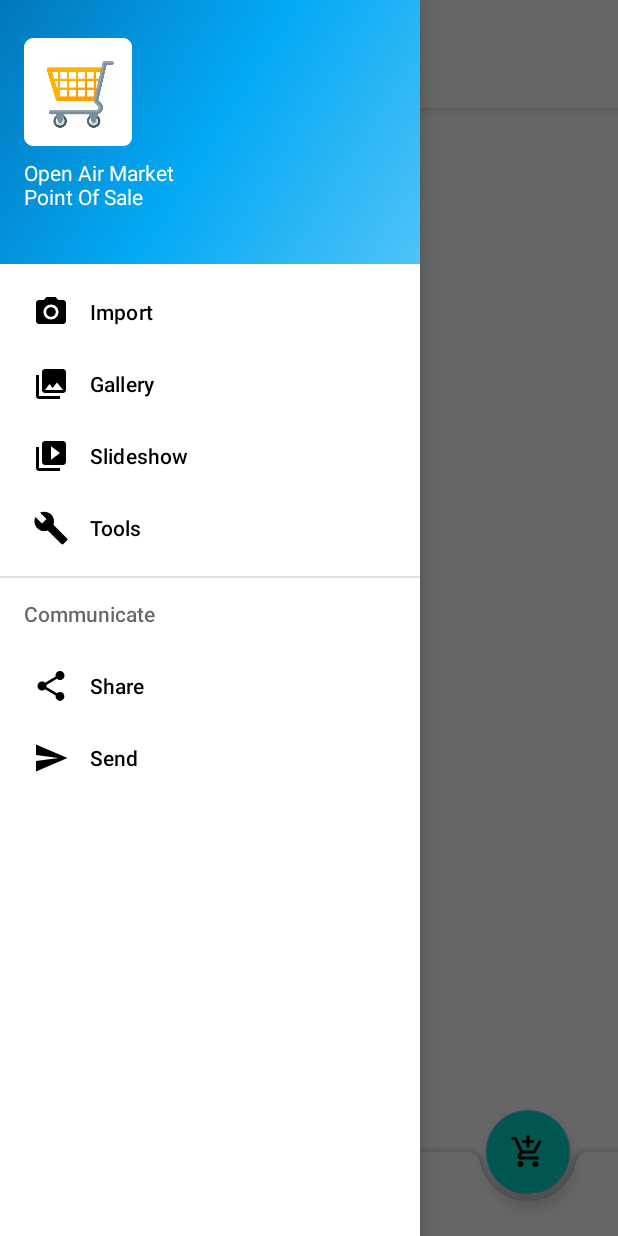
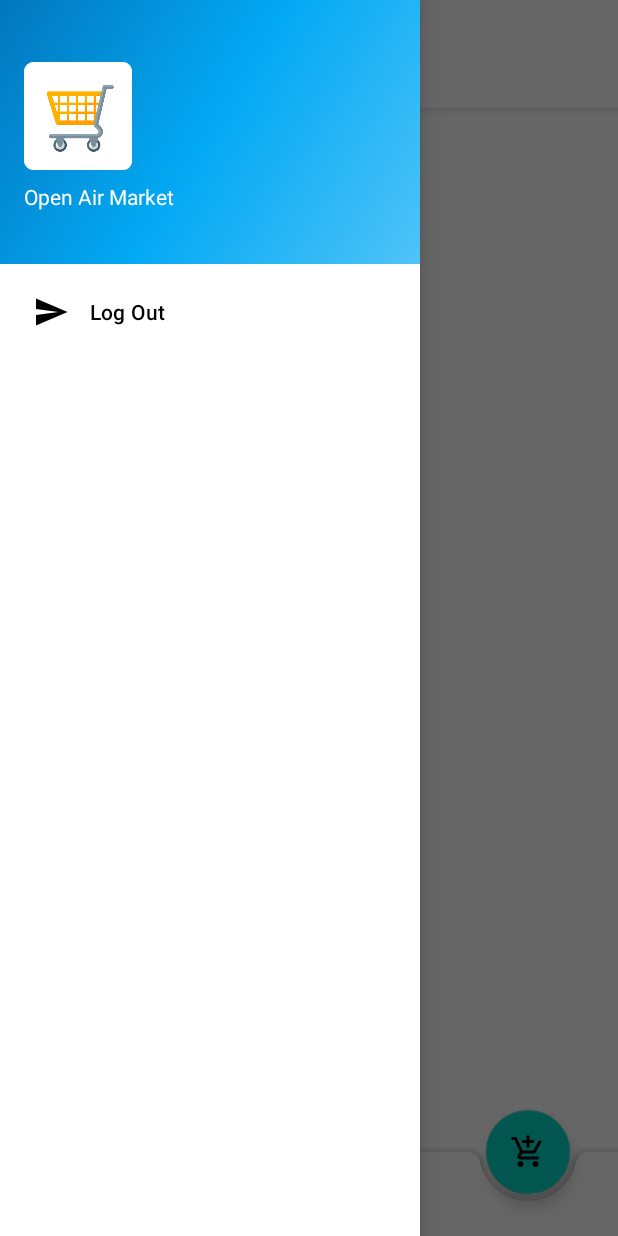
Before and after one commit to encomp/openairmarketcloud, an Android app: the screen it shows after launch once a user with an empty profile is signed in (MainActivity), with the side drawer open, on a phone screen of 412 x 824 dp. Run offline under Robolectric (Android 15) with nearby library versions, the phone set to English and light mode, and no system bars; our stand-ins replace ButterKnife, Dagger/Hilt's generated code, Firebase (no records; nobody signed in at launch, a user with empty details on screens opened directly), Timber; libraries missing offline, so code that uses them is left out: com.google.auto.value; 19 statements that could not run were skipped.

Commit message:
Fixing style labels.

```diff
--- a/app/src/main/res/menu/activity_main_drawer.xml
+++ b/app/src/main/res/menu/activity_main_drawer.xml
@@ -5,34 +5,9 @@
 
     <group android:checkableBehavior="single">
         <item
-            android:id="@+id/nav_camera"
-            android:icon="@drawable/ic_menu_camera"
-            android:title="Import" />
-        <item
-            android:id="@+id/nav_gallery"
-            android:icon="@drawable/ic_menu_gallery"
-            android:title="Gallery" />
-        <item
-            android:id="@+id/nav_slideshow"
-            android:icon="@drawable/ic_menu_slideshow"
-            android:title="Slideshow" />
-        <item
-            android:id="@+id/nav_manage"
-            android:icon="@drawable/ic_menu_manage"
-            android:title="Tools" />
+            android:id="@+id/nav_log_out"
+            android:icon="@drawable/ic_menu_send"
+            android:title="@string/menu_drawer_log_out" />
     </group>
 
-    <item android:title="Communicate">
-        <menu>
-            <item
-                android:id="@+id/nav_share"
-                android:icon="@drawable/ic_menu_share"
-                android:title="Share" />
-            <item
-                android:id="@+id/nav_send"
-                android:icon="@drawable/ic_menu_send"
-                android:title="Send" />
-        </menu>
-    </item>
-
 </menu>
--- a/app/src/main/res/values/strings.xml
+++ b/app/src/main/res/values/strings.xml
@@ -27,10 +27,12 @@
     <!-- Navigation Drawer -->
     <string name="navigation_drawer_open">Open navigation drawer</string>
     <string name="navigation_drawer_close">Close navigation drawer</string>
-    <string name="nav_header_title">Open Air Market\nPoint Of Sale</string>
+    <string name="nav_header_title">Open Air Market</string>
     <string name="nav_header_subtitle">android.studio@android.com</string>
     <string name="nav_header_desc">Navigation header</string>
     <string name="action_settings">Settings</string>
+    <string name="menu_drawer_account">Account</string>
+    <string name="menu_drawer_log_out">Log Out</string>
 
     <!-- Main Fragment -->
     <string name="pos_title">Point Of Sale</string>
```
